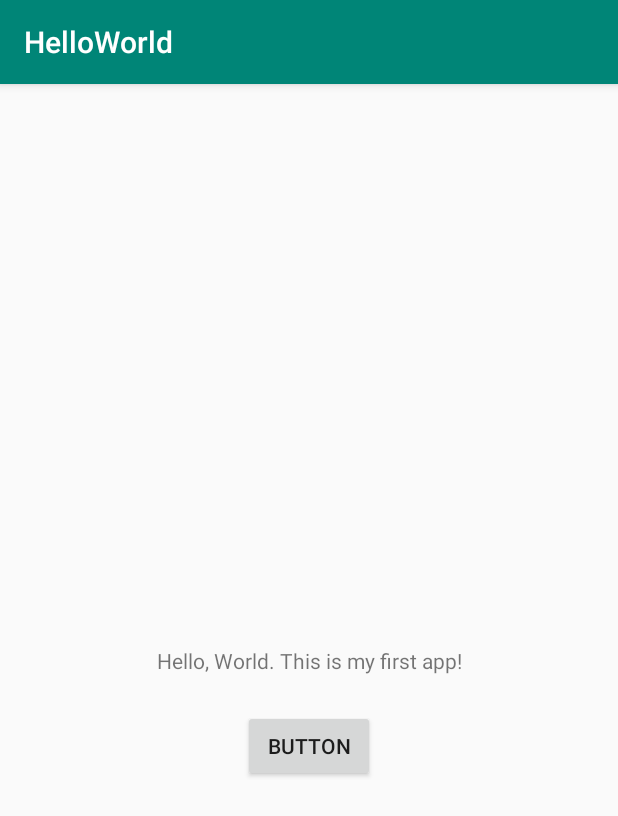
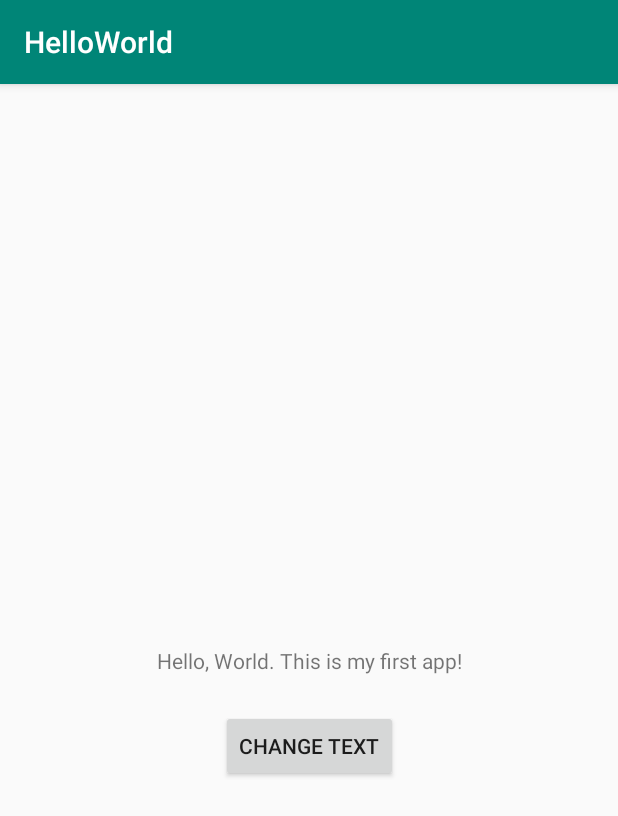
Before and after one commit to tsuo/MobDev3515-001, an Android app: the screen it shows after launch (MainActivity), on a phone screen of 412 x 824 dp. Shown: the top 816 px of the screen. Run offline under Robolectric (Android 15) with nearby library versions, the phone set to English and light mode, and no system bars.

Commit message:
added event listener to button to change ttext

```diff
--- a/lab1/app/src/main/java/edu/temple/helloworld/MainActivity.java
+++ b/lab1/app/src/main/java/edu/temple/helloworld/MainActivity.java
@@ -3,6 +3,8 @@ package edu.temple.helloworld;
 import androidx.appcompat.app.AppCompatActivity;
 
 import android.os.Bundle;
+import android.view.View;
+import android.widget.TextView;
 
 public class MainActivity extends AppCompatActivity {
 
@@ -10,5 +12,12 @@ public class MainActivity extends AppCompatActivity {
     protected void onCreate(Bundle savedInstanceState) {
         super.onCreate(savedInstanceState);
         setContentView(R.layout.activity_main);
+
+        findViewById(R.id.id_btn_change_text).setOnClickListener(new View.OnClickListener() {
+            @Override
+            public void onClick(View v) {
+                ((TextView)findViewById(R.id.id_txt_title_text)).setText(R.string.changed_text);
+            }
+        });
     }
 }
--- a/lab1/app/src/main/res/layout/activity_main.xml
+++ b/lab1/app/src/main/res/layout/activity_main.xml
@@ -7,6 +7,7 @@
     tools:context=".MainActivity">
 
     <TextView
+        android:id="@+id/id_txt_title_text"
         android:layout_width="wrap_content"
         android:layout_height="wrap_content"
         android:text="@string/my_greeting"
@@ -16,10 +17,10 @@
         app:layout_constraintTop_toTopOf="parent" />
 
     <Button
-        android:id="@+id/button"
+        android:id="@+id/id_btn_change_text"
         android:layout_width="wrap_content"
         android:layout_height="wrap_content"
-        android:text="Button"
+        android:text="@string/btn_change_text"
         app:layout_constraintBottom_toBottomOf="parent"
         app:layout_constraintEnd_toEndOf="parent"
         app:layout_constraintStart_toStartOf="parent"
--- a/lab1/app/src/main/res/values/strings.xml
+++ b/lab1/app/src/main/res/values/strings.xml
@@ -1,4 +1,6 @@
 <resources>
     <string name="app_name">HelloWorld</string>
     <string name="my_greeting">Hello, World. This is my first app!</string>
+    <string name="btn_change_text">Change Text</string>
+    <string name="changed_text">You have clicked the button</string>
 </resources>
```
